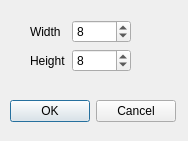
Old version of the form new_song_ui.ui in the repository Vampouille/superboucle.
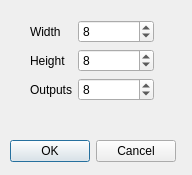
New version of the form.

Commit message: -added variable named output ports for songs -PortManager: added a dialog to manageoutput ports -PortManager: autoconnect checkbox for port-manager (not yet connected) -PortManager: ports in portlist editable but no action  connected yet

Diff of the .ui file:
```diff
--- a/new_song_ui.ui
+++ b/new_song_ui.ui
@@ -9,8 +9,8 @@
    <rect>
     <x>0</x>
     <y>0</y>
-    <width>188</width>
-    <height>141</height>
+    <width>192</width>
+    <height>175</height>
    </rect>
   </property>
   <property name="windowTitle">
@@ -20,7 +20,7 @@
    <property name="geometry">
     <rect>
      <x>10</x>
-     <y>100</y>
+     <y>140</y>
      <width>166</width>
      <height>23</height>
     </rect>
@@ -37,11 +37,14 @@
     <rect>
      <x>30</x>
      <y>20</y>
-     <width>101</width>
-     <height>61</height>
+     <width>124</width>
+     <height>101</height>
     </rect>
    </property>
    <layout class="QFormLayout" name="formLayout">
+    <property name="fieldGrowthPolicy">
+     <enum>QFormLayout::AllNonFixedFieldsGrow</enum>
+    </property>
     <item row="0" column="0">
      <widget class="QLabel" name="label">
       <property name="text">
@@ -49,13 +52,6 @@
       </property>
      </widget>
     </item>
-    <item row="1" column="0">
-     <widget class="QLabel" name="label_2">
-      <property name="text">
-       <string>Height</string>
-      </property>
-     </widget>
-    </item>
     <item row="0" column="1">
      <widget class="QSpinBox" name="widthSpinBox">
       <property name="maximum">
@@ -76,6 +72,30 @@
       </property>
      </widget>
     </item>
+    <item row="2" column="0">
+     <widget class="QLabel" name="label_3">
+      <property name="text">
+       <string>Outputs</string>
+      </property>
+     </widget>
+    </item>
+    <item row="2" column="1">
+     <widget class="QSpinBox" name="outputsSpinBox">
+      <property name="maximum">
+       <number>16</number>
+      </property>
+      <property name="value">
+       <number>8</number>
+      </property>
+     </widget>
+    </item>
+    <item row="1" column="0">
+     <widget class="QLabel" name="label_2">
+      <property name="text">
+       <string>Height</string>
+      </property>
+     </widget>
+    </item>
    </layout>
   </widget>
  </widget>
```
The commit also changes 10 other files.
